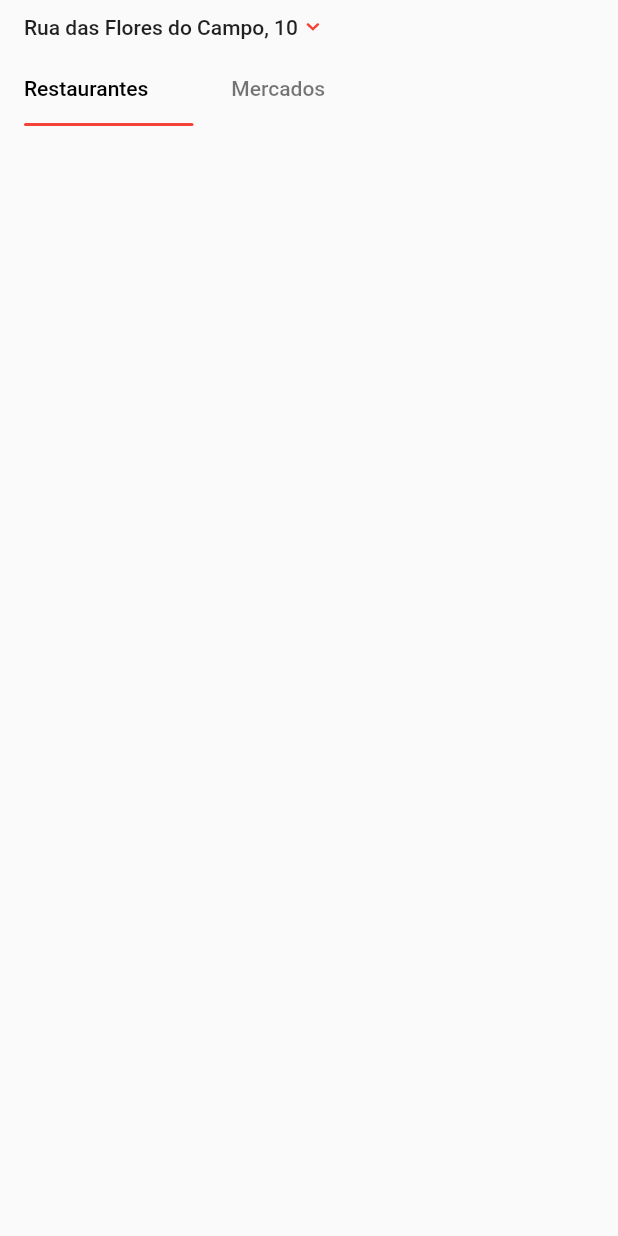
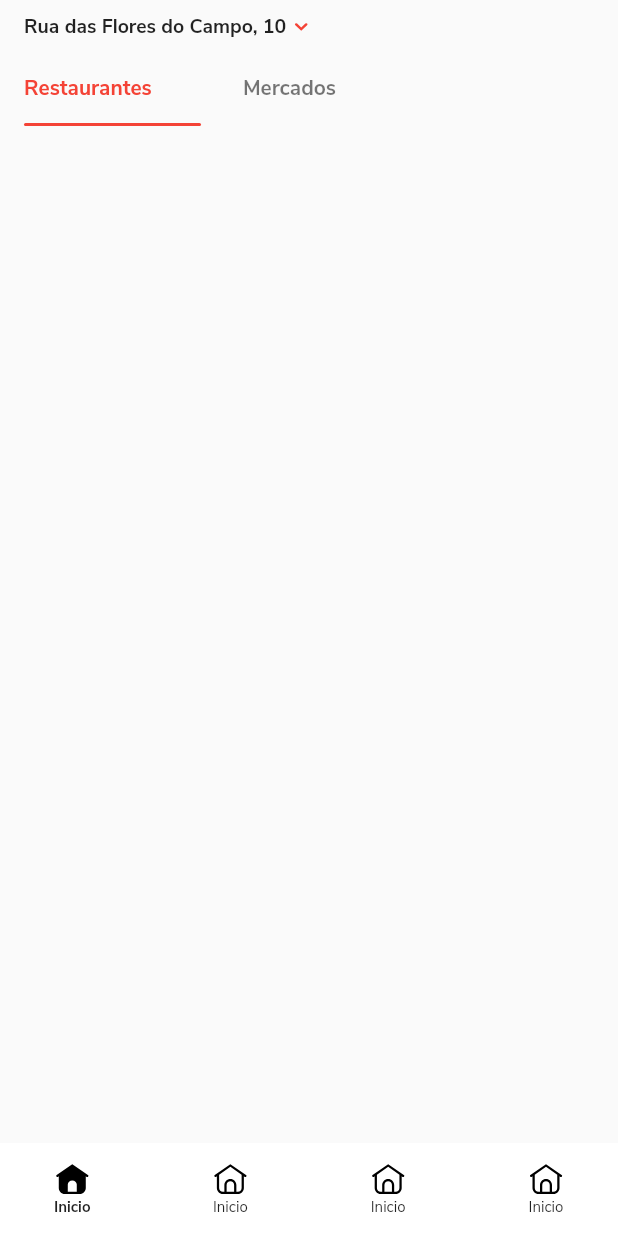
Before and after one commit to adaojreess/iFoood-clone-class, a Flutter app: the screen it shows after launch, on a phone screen of 412 x 824 dp. Run offline on Flutter 3.47's test engine with Material 2 defaults, Android fonts, the phone set to English and light mode, and no system bars; our stand-ins replace flutter_svg, tab_indicator_styler; Roboto replaces fonts that are missing (Nunito-Sans).

Commit message:
bottom navigator bar

```diff
--- a/lib/core/theme/app_colors.dart
+++ b/lib/core/theme/app_colors.dart
@@ -4,4 +4,5 @@ class AppColors {
   static const Color primaryColor = Colors.red;
   static const Color black = Colors.black;
   static const Color black54 = Colors.black54;
+  static const Color white = Colors.white;
 }
--- a/lib/core/theme/app_icons.dart
+++ b/lib/core/theme/app_icons.dart
@@ -5,6 +5,8 @@ const String pathIcons = 'assets/icons';
 
 class AppIcons {
   static const arrowDown = '$pathIcons/arrow_down.svg';
+  static const homeActive = '$pathIcons/bottom/home_active.svg';
+  static const home = '$pathIcons/bottom/home.svg';
 }
 
 class AppIcon extends StatelessWidget {
--- a/lib/core/theme/app_theme.dart
+++ b/lib/core/theme/app_theme.dart
@@ -4,7 +4,7 @@ import 'app_colors.dart';
 
 class AppTheme {
   static ThemeData get theme => ThemeData(
-        fontFamily: 'Nunito-Sans',
+        fontFamily: 'Nunito Sans',
         primarySwatch: AppColors.primaryColor,
         visualDensity: VisualDensity.adaptivePlatformDensity,
       );
--- a/lib/core/theme/app_typography.dart
+++ b/lib/core/theme/app_typography.dart
@@ -1,5 +1,7 @@
 import 'package:flutter/cupertino.dart';
 import 'package:flutter/material.dart';
+
+import 'app_colors.dart';
 
 class AppTypography {
   static TextStyle bodyText(BuildContext context) {
@@ -11,4 +13,18 @@ class AppTypography {
           fontWeight: FontWeight.w500,
         );
   }
+
+  static TextStyle tabBarStyle(BuildContext context) {
+    return Theme.of(context)
+        .textTheme
+        .bodyText1
+        .copyWith(color: AppColors.primaryColor, fontWeight: FontWeight.w700);
+  }
+
+  static TextStyle localTextStyle(BuildContext context) {
+    return Theme.of(context).textTheme.bodyText1.copyWith(
+          fontWeight: FontWeight.w700,
+          fontSize: 13,
+        );
+  }
 }
--- /dev/null
+++ b/lib/views/content/components/bottom_navigator_component.dart
@@ -0,0 +1,99 @@
+import 'package:flutter/material.dart';
+
+import 'package:ifood_flutter_clone/core/theme/app_colors.dart';
+import 'package:ifood_flutter_clone/core/theme/app_icons.dart';
+
+class BottomNavigatorComponent extends StatelessWidget {
+  final List<BottomNavigatorItemComponent> items;
+  final int currentIndex;
+  final Function(int) onTap;
+
+  const BottomNavigatorComponent({
+    Key key,
+    @required this.items,
+    this.currentIndex = 0,
+    @required this.onTap,
+  }) : super(key: key);
+  @override
+  Widget build(BuildContext context) {
+    return Container(
+      decoration: BoxDecoration(
+        color: AppColors.white,
+      ),
+      child: Column(
+        children: [
+          Padding(
+            padding: const EdgeInsets.symmetric(horizontal: 24),
+            child: Row(
+              mainAxisAlignment: MainAxisAlignment.spaceBetween,
+              children: items
+                  .map((e) => e.copyWith(
+                        isActive: items.indexOf(e) == currentIndex,
+                        onTap: () => onTap(items.indexOf(e)),
+                      ))
+                  .toList(),
+            ),
+          ),
+          SizedBox(
+            height: MediaQuery.of(context).padding.bottom,
+          )
+        ],
+      ),
+    );
+  }
+}
+
+class BottomNavigatorItemComponent extends StatelessWidget {
+  const BottomNavigatorItemComponent({
+    Key key,
+    @required this.label,
+    @required this.activeIcon,
+    @required this.icon,
+    this.isActive = false,
+    this.onTap,
+  }) : super(key: key);
+
+  final String label;
+  final String activeIcon;
+  final String icon;
+  final bool isActive;
+  final Function onTap;
+
+  BottomNavigatorItemComponent copyWith({
+    String label,
+    String activeIcon,
+    String icon,
+    bool isActive,
+    Function onTap,
+  }) {
+    return BottomNavigatorItemComponent(
+      label: label ?? this.label,
+      activeIcon: activeIcon ?? this.activeIcon,
+      icon: icon ?? this.icon,
+      isActive: isActive ?? this.isActive,
+      onTap: onTap ?? this.onTap,
+    );
+  }
+
+  @override
+  Widget build(BuildContext context) {
+    return GestureDetector(
+      onTap: onTap,
+      child: Padding(
+        padding: const EdgeInsets.all(12),
+        child: Column(
+          children: [
+            AppIcon(isActive ? activeIcon : icon),
+            Text(
+              label,
+              style: TextStyle(
+                fontSize: 10,
+                fontWeight: isActive ? FontWeight.bold : FontWeight.normal,
+              ),
+            ),
+          ],
+        ),
+      ),
+    );
+  }
+}
--- /dev/null
+++ b/lib/views/content/components/content_tap_bar_component.dart
@@ -0,0 +1,46 @@
+import 'package:flutter/material.dart';
+import 'package:ifood_flutter_clone/core/theme/app_colors.dart';
+import 'package:ifood_flutter_clone/core/theme/app_typography.dart';
+import 'package:tab_indicator_styler/tab_indicator_styler.dart';
+
+class ContentTabBarComponent extends StatelessWidget {
+  const ContentTabBarComponent(
+      {Key key, @required this.tabController, @required this.onTap})
+      : super(key: key);
+
+  final TabController tabController;
+  final Function(int) onTap;
+
+  @override
+  Widget build(BuildContext context) {
+    return Padding(
+      padding: const EdgeInsets.only(left: 16, right: 160),
+      child: TabBar(
+        labelPadding: EdgeInsets.zero,
+        indicatorPadding: EdgeInsets.zero,
+        onTap: onTap,
+        indicator: MaterialIndicator(
+          color: AppColors.primaryColor,
+          height: 2,
+          bottomLeftRadius: 5,
+          bottomRightRadius: 5,
+        ),
+        controller: tabController,
+        labelColor: AppColors.primaryColor,
+        unselectedLabelColor: AppColors.black54,
+        labelStyle: AppTypography.tabBarStyle(context),
+        tabs: [
+          Tab(
+            child: Align(
+              alignment: Alignment.centerLeft,
+              child: Text('Restaurantes'),
+            ),
+          ),
+          Tab(
+            child: Text('Mercados'),
+          ),
+        ],
+      ),
+    );
+  }
+}
--- a/lib/views/content/components/header_location_component.dart
+++ b/lib/views/content/components/header_location_component.dart
@@ -28,7 +28,7 @@ class HeaderLocationComponent extends StatelessWidget {
                   children: [
                     Text(
                       location,
-                      style: AppTypography.bodyTextBold(context),
+                      style: AppTypography.localTextStyle(context),
                     ),
                     AppIcon(
                       AppIcons.arrowDown,
--- a/lib/views/content/content_page.dart
+++ b/lib/views/content/content_page.dart
@@ -1,8 +1,8 @@
 import 'package:flutter/material.dart';
-import 'package:ifood_flutter_clone/core/theme/app_colors.dart';
-import 'package:ifood_flutter_clone/core/theme/app_typography.dart';
-import 'package:tab_indicator_styler/tab_indicator_styler.dart';
+import 'package:ifood_flutter_clone/core/theme/app_icons.dart';
+import 'package:ifood_flutter_clone/views/content/components/bottom_navigator_component.dart';
 
+import 'components/content_tap_bar_component.dart';
 import 'components/header_location_component.dart';
 
 class ContentPage extends StatefulWidget {
@@ -20,41 +20,57 @@ class _ContentPageState extends State<ContentPage>
     super.initState();
   }
 
+  int _currentIdex = 0;
+
   @override
   Widget build(BuildContext context) {
     return Scaffold(
       body: Column(
         children: [
-          HeaderLocationComponent(location: 'Rua das Flores do Campo, 10'),
-          Padding(
-            padding: const EdgeInsets.only(left: 16, right: 170),
-            child: TabBar(
-              labelPadding: EdgeInsets.zero,
-              indicatorPadding: EdgeInsets.zero,
-              indicator: MaterialIndicator(
-                color: AppColors.primaryColor,
-                height: 2,
-                bottomLeftRadius: 5,
-                bottomRightRadius: 5,
-              ),
-              controller: tabController,
-              labelColor: AppColors.black,
-              unselectedLabelColor: AppColors.black54,
-              labelStyle: AppTypography.bodyText(context).copyWith(
-                color: Colors.black,
-              ),
-              tabs: [
-                Tab(
-                  child: Align(
-                    alignment: Alignment.centerLeft,
-                    child: Text('Restaurantes'),
-                  ),
-                ),
-                Tab(
-                  child: Text('Mercados'),
-                ),
+          Expanded(
+            child: Column(
+              children: [
+                HeaderLocationComponent(
+                    location: 'Rua das Flores do Campo, 10'),
+                ContentTabBarComponent(
+                    tabController: tabController, onTap: (index) {}),
               ],
             ),
+          ),
+          BottomNavigatorComponent(
+            onTap: (int index) {
+              if (index == _currentIdex) return;
+              setState(() {
+                _currentIdex = index;
+              });
+            },
+            currentIndex: _currentIdex,
+            items: [
+              BottomNavigatorItemComponent(
+                label: 'Inicio',
+                activeIcon: AppIcons.homeActive,
+                icon: AppIcons.home,
+                isActive: true,
+              ),
+              BottomNavigatorItemComponent(
+                label: 'Inicio',
+                activeIcon: AppIcons.homeActive,
+                icon: AppIcons.home,
+                isActive: false,
+              ),
+              BottomNavigatorItemComponent(
+                label: 'Inicio',
+                activeIcon: AppIcons.homeActive,
+                icon: AppIcons.home,
+                isActive: false,
+              ),
+              BottomNavigatorItemComponent(
+                label: 'Inicio',
+                activeIcon: AppIcons.homeActive,
+                icon: AppIcons.home,
+                isActive: false,
+              ),
+            ],
           ),
         ],
       ),
```
